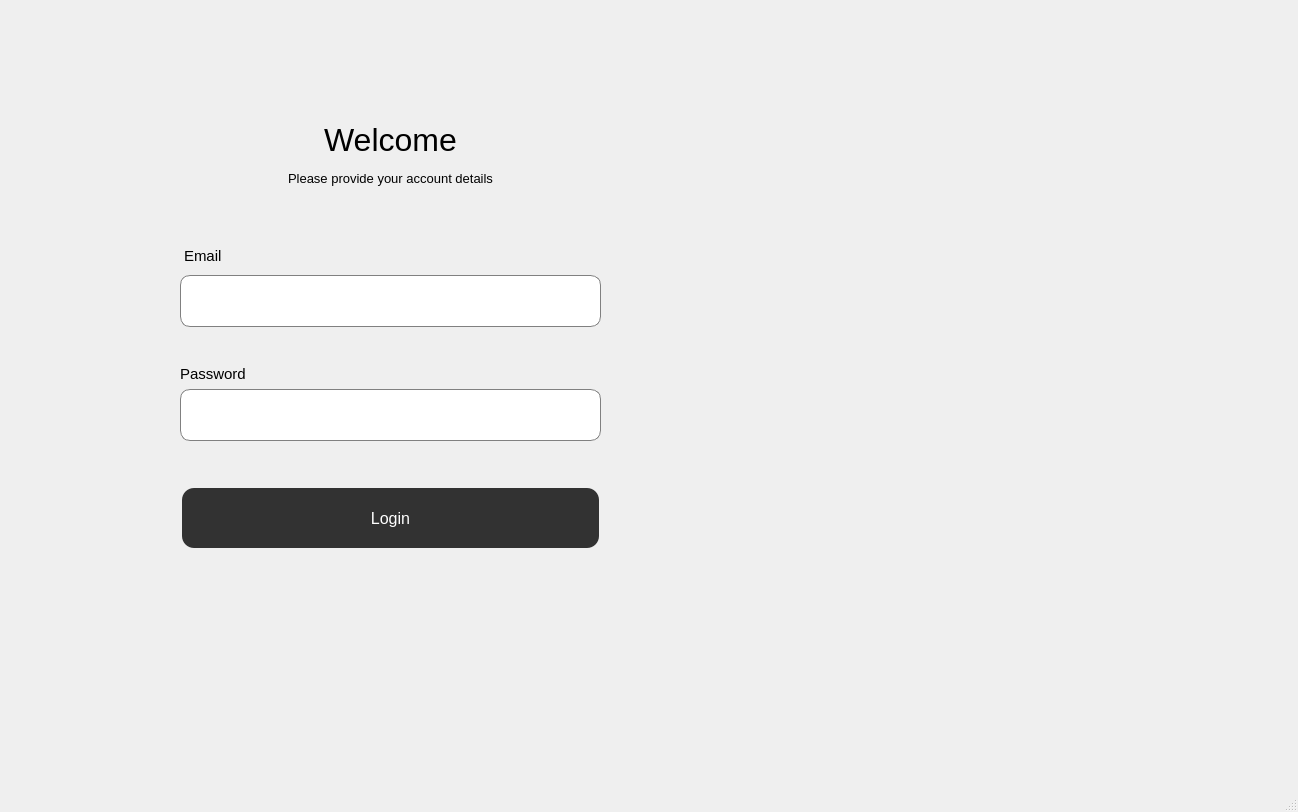
Old version of the form main.ui in the repository gigasamkharadze/tbc-login-page.
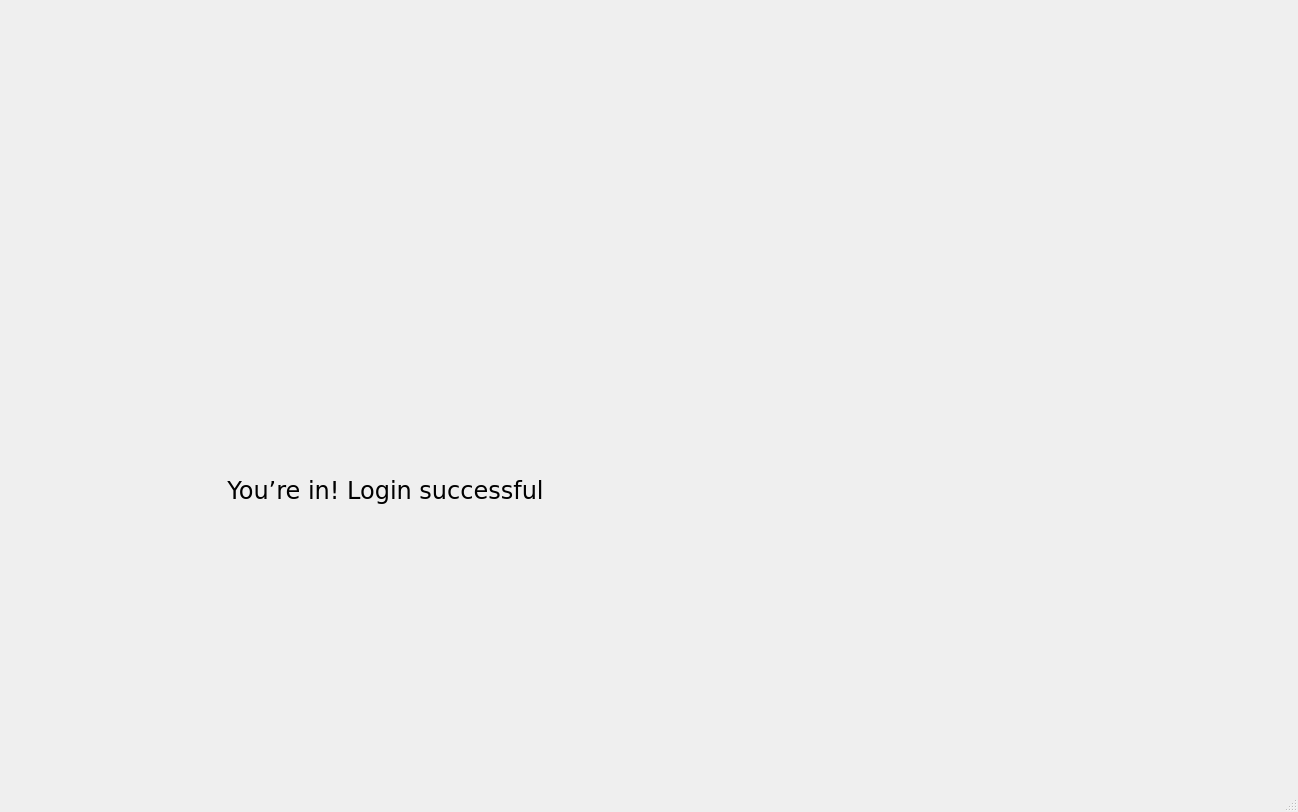
New version of the form. The open tabs and pages were chosen to show the change. Icons and pictures are not drawn.

Commit message: handling successful login

```diff
--- a/main.ui
+++ b/main.ui
@@ -59,11 +59,24 @@
    <property name="layoutDirection">
     <enum>Qt::LeftToRight</enum>
    </property>
+   <widget class="QStackedWidget" name="stackedWidget">
+    <property name="geometry">
+     <rect>
+      <x>140</x>
+      <y>80</y>
+      <width>501</width>
+      <height>511</height>
+     </rect>
+    </property>
+    <property name="currentIndex">
+     <number>0</number>
+    </property>
+    <widget class="QWidget" name="page">
    <widget class="QWidget" name="gridLayoutWidget">
     <property name="geometry">
      <rect>
-      <x>180</x>
-      <y>120</y>
+        <x>40</x>
+        <y>40</y>
       <width>421</width>
       <height>432</height>
      </rect>
@@ -199,6 +212,51 @@
       </widget>
      </item>
     </layout>
+     </widget>
+    </widget>
+    <widget class="QWidget" name="page_2">
+     <widget class="QLabel" name="login_success">
+      <property name="geometry">
+       <rect>
+        <x>60</x>
+        <y>0</y>
+        <width>400</width>
+        <height>400</height>
+       </rect>
+      </property>
+      <property name="styleSheet">
+       <string notr="true">qproperty-scaledContents: true;</string>
+      </property>
+      <property name="text">
+       <string/>
+      </property>
+      <property name="pixmap">
+       <pixmap>images/login-success.png</pixmap>
+      </property>
+     </widget>
+     <widget class="QLabel" name="label">
+      <property name="geometry">
+       <rect>
+        <x>20</x>
+        <y>370</y>
+        <width>451</width>
+        <height>81</height>
+       </rect>
+      </property>
+      <property name="font">
+       <font>
+        <family>Verdana</family>
+        <pointsize>18</pointsize>
+       </font>
+      </property>
+      <property name="text">
+       <string>You’re in! Login successful</string>
+      </property>
+      <property name="alignment">
+       <set>Qt::AlignCenter</set>
+      </property>
+     </widget>
+    </widget>
    </widget>
   </widget>
   <widget class="QMenuBar" name="menubar">
```
Lines whose indentation alone changed are shown as unchanged. The commit also changes 2 other files.
